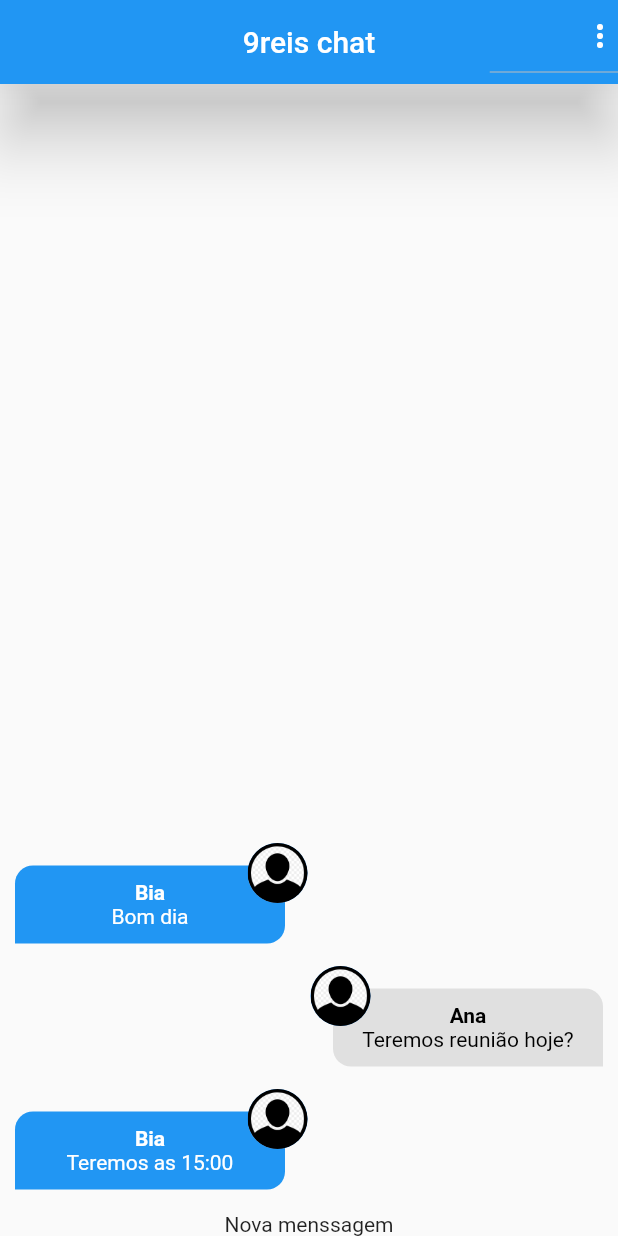
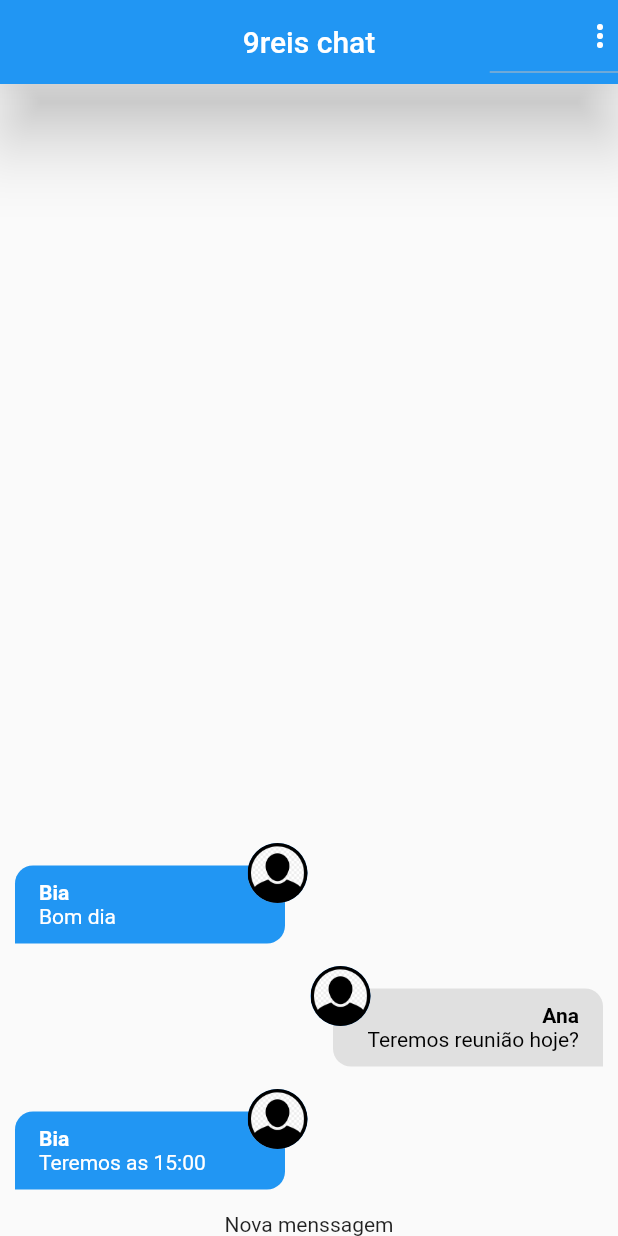
Before and after one commit to 9reis/chat_ll__flutter, a Flutter app: the screen it shows after launch, on a phone screen of 412 x 824 dp. Run offline on Flutter 3.47's test engine with Material 2 defaults, Android fonts, the phone set to English and light mode, and no system bars; our stand-ins replace image_picker; accounts and stored records are empty.

Commit message:
Componente Message bubble #3 - Alinhamento do user e da mensagem

```diff
--- a/lib/components/message_bubble.dart
+++ b/lib/components/message_bubble.dart
@@ -67,6 +67,9 @@ class MessageBubble extends StatelessWidget {
                       ? Colors.grey.shade300
                       : Theme.of(context).accentColor),
               child: Column(
+                crossAxisAlignment: belongsToCurrentUser
+                    ? CrossAxisAlignment.end
+                    : CrossAxisAlignment.start,
                 children: [
                   Text(
                     message.userName,
@@ -77,6 +80,8 @@ class MessageBubble extends StatelessWidget {
                   ),
                   Text(
                     message.text,
+                    textAlign:
+                        belongsToCurrentUser ? TextAlign.right : TextAlign.left,
                     style: TextStyle(
                         color:
                             belongsToCurrentUser ? Colors.black : Colors.white),
```
